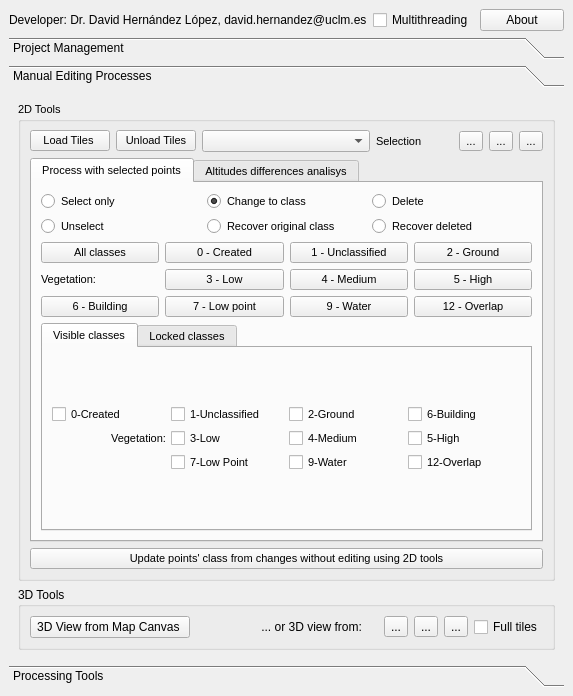
The window that point_cloud_3d_dockwidget_base.ui (UCLM-PAFyC/point_cloud_3d) describes before a commit, drawn with Qt 5.
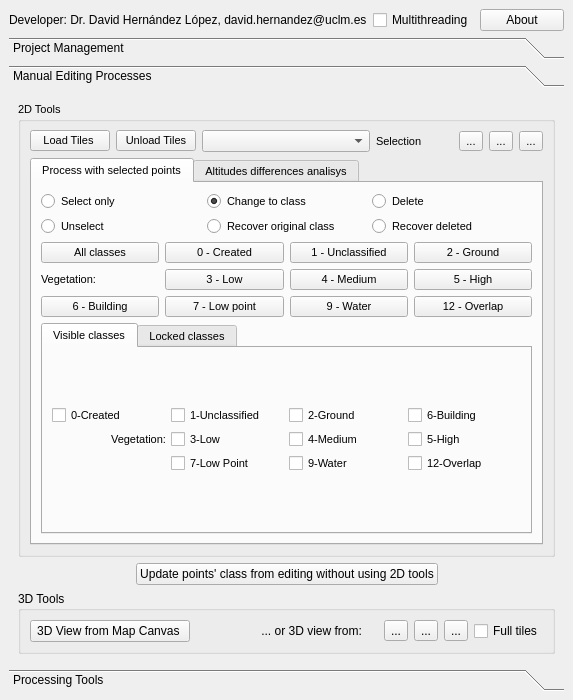
The same window after the commit. Icons and pictures are not drawn. Custom widgets are drawn as their Qt base class.

```diff
--- a/point_cloud_3d_dockwidget_base.ui
+++ b/point_cloud_3d_dockwidget_base.ui
@@ -7,7 +7,7 @@
     <x>0</x>
     <y>0</y>
     <width>573</width>
-    <height>696</height>
+    <height>700</height>
    </rect>
   </property>
   <property name="minimumSize">
@@ -965,7 +965,7 @@
          <x>0</x>
          <y>0</y>
          <width>555</width>
-         <height>538</height>
+         <height>542</height>
         </rect>
        </property>
        <attribute name="label">
@@ -1596,17 +1596,53 @@
              </item>
             </layout>
            </item>
-           <item row="2" column="0">
-            <widget class="QPushButton" name="updateClassesWithoutEditingPushButton">
-             <property name="text">
-              <string>Update points' class from changes without editing using 2D tools</string>
-             </property>
-            </widget>
-           </item>
           </layout>
          </widget>
         </item>
         <item row="1" column="0">
+         <layout class="QHBoxLayout" name="horizontalLayout_13">
+          <item>
+           <spacer name="horizontalSpacer_5">
+            <property name="orientation">
+             <enum>Qt::Horizontal</enum>
+            </property>
+            <property name="sizeHint" stdset="0">
+             <size>
+              <width>40</width>
+              <height>20</height>
+             </size>
+            </property>
+           </spacer>
+          </item>
+          <item>
+           <widget class="QPushButton" name="updateClassesWithoutEditingPushButton">
+            <property name="maximumSize">
+             <size>
+              <width>350</width>
+              <height>16777215</height>
+             </size>
+            </property>
+            <property name="text">
+             <string>Update points' class from editing without using 2D tools</string>
+            </property>
+           </widget>
+          </item>
+          <item>
+           <spacer name="horizontalSpacer_6">
+            <property name="orientation">
+             <enum>Qt::Horizontal</enum>
+            </property>
+            <property name="sizeHint" stdset="0">
+             <size>
+              <width>40</width>
+              <height>20</height>
+             </size>
+            </property>
+           </spacer>
+          </item>
+         </layout>
+        </item>
+        <item row="2" column="0">
          <widget class="QGroupBox" name="groupBox_6">
           <property name="font">
            <font>
```
Left out of the diff: 6 changed lines with no effect on the pictures.
